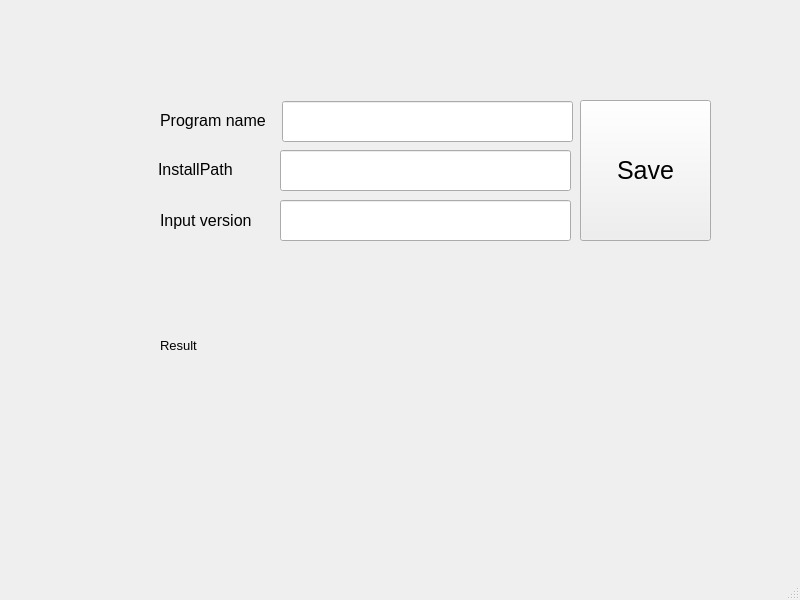
Above: QtAutoPackager/VersionConfigApp/mainwindow.ui from jungjinhyo/QtAutoPackager before the change. Below: the same form after it.
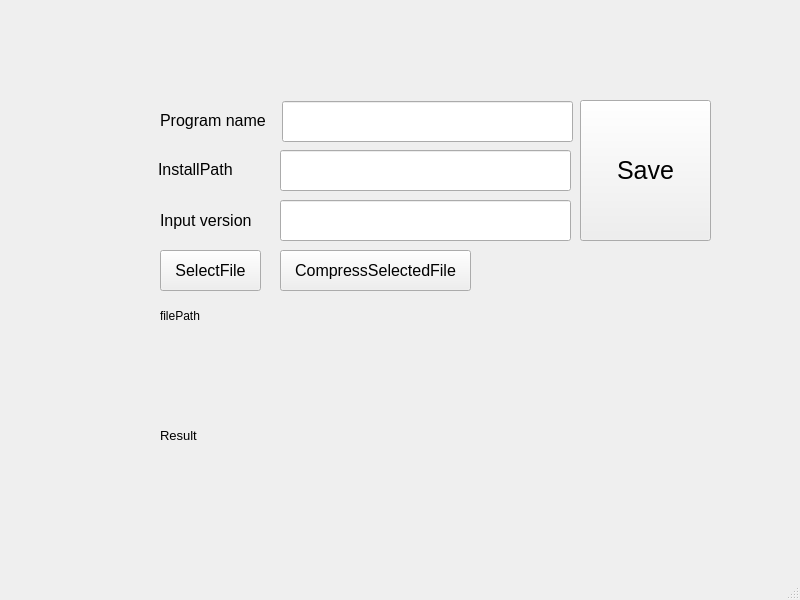
That is the form after the change.

Commit message: install path 자동 완성, 파일 선택 후 압축 버튼 누르면 압축, 세이브 누르면 해당 경로에 설치

```diff
--- a/QtAutoPackager/VersionConfigApp/mainwindow.ui
+++ b/QtAutoPackager/VersionConfigApp/mainwindow.ui
@@ -51,7 +51,7 @@
     <property name="geometry">
      <rect>
       <x>160</x>
-      <y>270</y>
+      <y>360</y>
       <width>551</width>
       <height>151</height>
      </rect>
@@ -144,6 +144,55 @@
      <string>InstallPath</string>
     </property>
    </widget>
+   <widget class="QPushButton" name="selectFileButton">
+    <property name="geometry">
+     <rect>
+      <x>160</x>
+      <y>250</y>
+      <width>101</width>
+      <height>41</height>
+     </rect>
+    </property>
+    <property name="font">
+     <font>
+      <pointsize>12</pointsize>
+     </font>
+    </property>
+    <property name="text">
+     <string>SelectFile</string>
+    </property>
+   </widget>
+   <widget class="QPushButton" name="compressButton">
+    <property name="geometry">
+     <rect>
+      <x>280</x>
+      <y>250</y>
+      <width>191</width>
+      <height>41</height>
+     </rect>
+    </property>
+    <property name="font">
+     <font>
+      <pointsize>12</pointsize>
+     </font>
+    </property>
+    <property name="text">
+     <string>CompressSelectedFile</string>
+    </property>
+   </widget>
+   <widget class="QLabel" name="filePathLabel">
+    <property name="geometry">
+     <rect>
+      <x>160</x>
+      <y>300</y>
+      <width>551</width>
+      <height>31</height>
+     </rect>
+    </property>
+    <property name="text">
+     <string>filePath</string>
+    </property>
+   </widget>
   </widget>
   <widget class="QMenuBar" name="menubar">
    <property name="geometry">
```
The commit also changes 26 other files.
